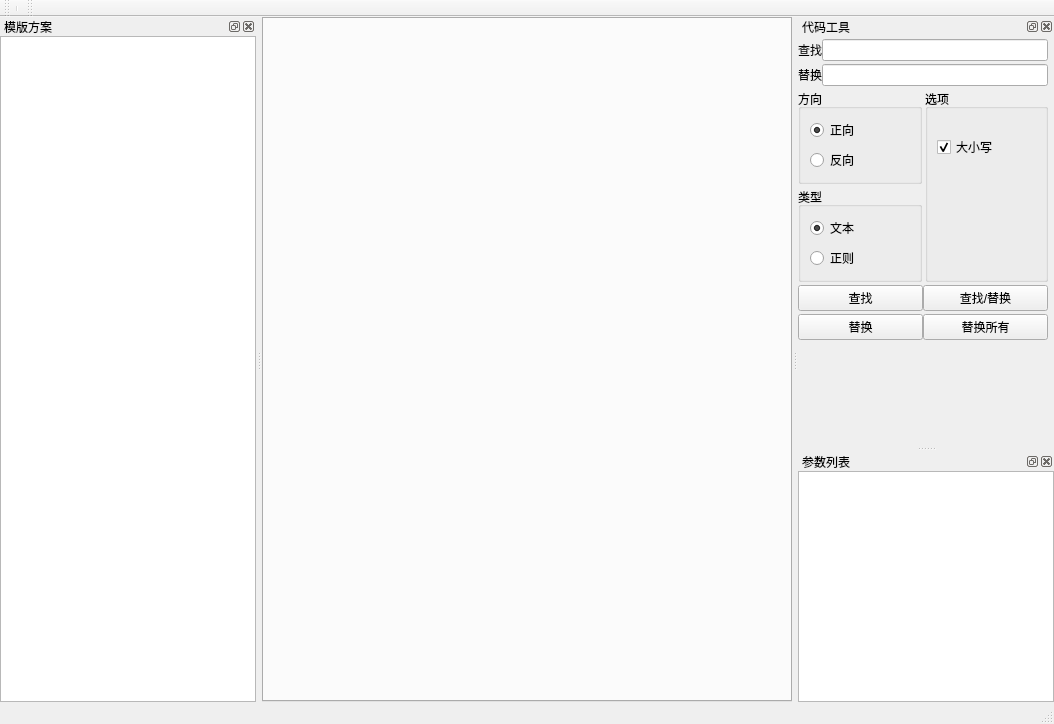
Before: the Qt Designer form project_maker_window.ui in liujingjing5/vg, drawn with Qt 5.
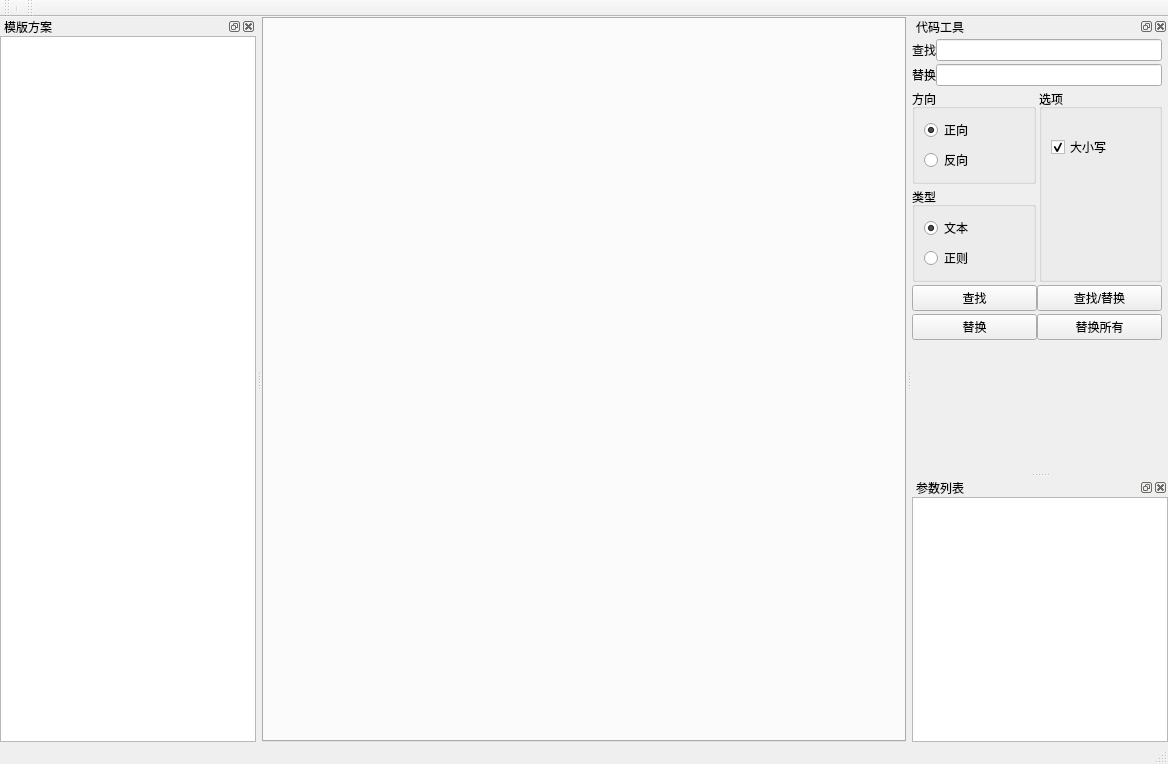
After: the same form once the commit is applied.

Commit message: 修改编辑器大小

```diff
--- a/project_maker_window.ui
+++ b/project_maker_window.ui
@@ -6,8 +6,8 @@
    <rect>
     <x>0</x>
     <y>0</y>
-    <width>1054</width>
-    <height>724</height>
+    <width>1168</width>
+    <height>764</height>
    </rect>
   </property>
   <property name="windowTitle">
```
Left out of the diff: 2 changed lines with no effect on the pictures.
